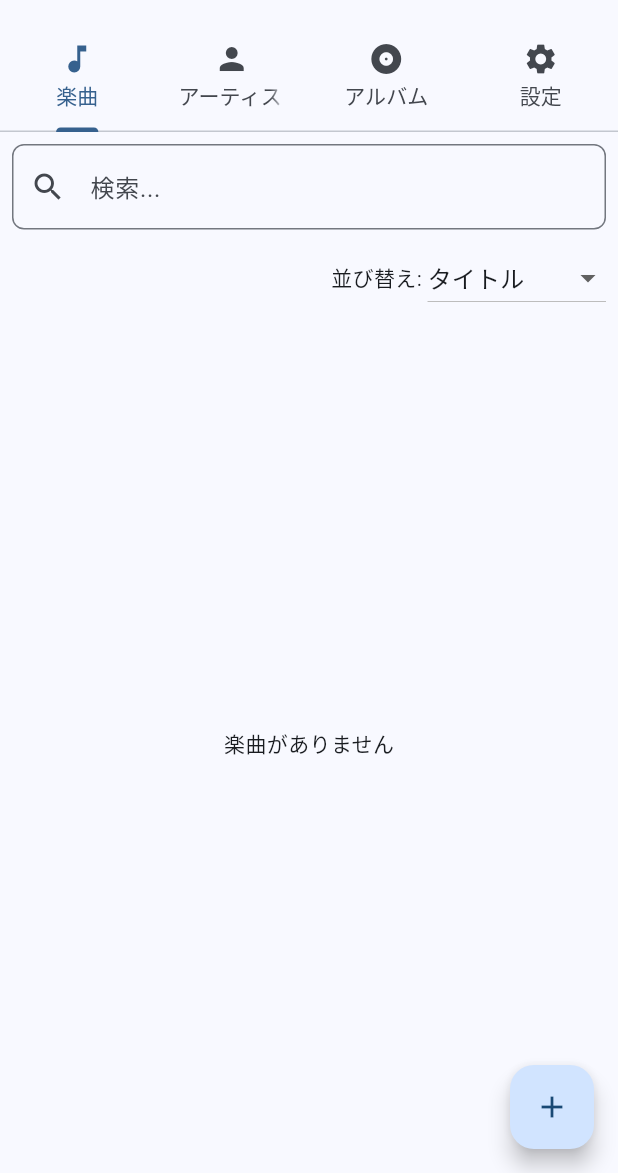
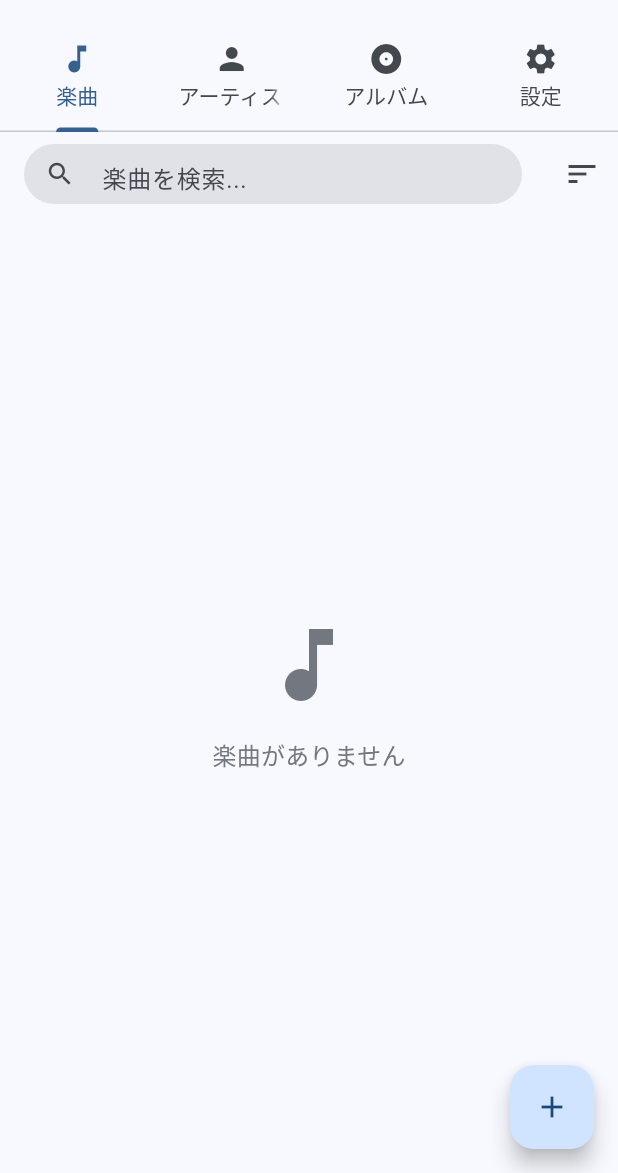
Before and after one commit to shivaduke28/flutter_srf, a Flutter app: the screen it shows after launch, on a phone screen of 412 x 824 dp, the part 63-1236 px from its top. Run offline on Flutter 3.47's test engine with Material 3 defaults, Android fonts, the phone set to English and light mode, and no system bars; our stand-ins replace file_picker, flutter_hooks, flutter_riverpod, freezed_annotation, hooks_riverpod, just_audio and 1 more; missing offline and left inert: flutter_media_metadata; generated files the repository leaves out were written again.

Commit message:
refactor: 楽曲画面をアルバム・アーティスト画面と同様の構成にリファクタリング
- TracksScreenを新規作成（メイン画面コンポーネント）
- TrackListViewとTrackListItemViewに分割して責務を明確化
- 検索とソート用のプロバイダーを専用ディレクトリに整理
- 古いSongsListScreenとSongListTileを削除
- アルバム・アーティスト画面と統一されたアーキテクチャを実現

🤖 Generated with [Claude Code](https://claude.ai/code)

Co-Authored-By: Claude <noreply@anthropic.com>

```diff
--- a/lib/widgets/home/home_screen.dart
+++ b/lib/widgets/home/home_screen.dart
@@ -1,6 +1,6 @@
 import 'package:flutter/material.dart';
 import 'package:hooks_riverpod/hooks_riverpod.dart';
-import '../tracks/track_list_screen.dart';
+import '../tracks/tracks_screen.dart';
 import '../artists/artists_screen.dart';
 import '../albums/albums_screen.dart';
 import '../settings/settings_screen.dart';
@@ -30,7 +30,7 @@ class HomeScreen extends HookConsumerWidget {
             const Expanded(
               child: TabBarView(
                 children: [
-                  SongsListScreen(),
+                  TracksScreen(),
                   ArtistsScreen(),
                   AlbumsScreen(),
                   SettingsScreen(),
--- /dev/null
+++ b/lib/widgets/tracks/providers/track_query_provider.dart
@@ -0,0 +1,19 @@
+import 'package:riverpod_annotation/riverpod_annotation.dart';
+
+part 'track_query_provider.g.dart';
+
+@riverpod
+class TrackQueryNotifier extends _$TrackQueryNotifier {
+  @override
+  String build() {
+    return '';
+  }
+
+  void updateQuery(String query) {
+    state = query;
+  }
+
+  void clearQuery() {
+    state = '';
+  }
+}
--- /dev/null
+++ b/lib/widgets/tracks/providers/track_sort_type_provider.dart
@@ -0,0 +1,17 @@
+import 'package:riverpod_annotation/riverpod_annotation.dart';
+
+part 'track_sort_type_provider.g.dart';
+
+enum TrackSortType { title, artist, album, dateAdded }
+
+@riverpod
+class TrackSortTypeNotifier extends _$TrackSortTypeNotifier {
+  @override
+  TrackSortType build() {
+    return TrackSortType.title;
+  }
+
+  void setSortType(TrackSortType type) {
+    state = type;
+  }
+}
--- a/lib/widgets/tracks/track_list_tile.dart
+++ b/lib/widgets/tracks/track_list_item_view.dart
@@ -4,10 +4,10 @@ import '../../models/srf_container.dart';
 import '../../models/player_state.dart';
 import '../../providers/audio_player_provider.dart';
 
-class SongListTile extends ConsumerWidget {
+class TrackListItemView extends ConsumerWidget {
   final SrfContainer container;
 
-  const SongListTile({super.key, required this.container});
+  const TrackListItemView({super.key, required this.container});
 
   @override
   Widget build(BuildContext context, WidgetRef ref) {
--- a/lib/widgets/tracks/track_list_screen.dart
+++ /dev/null
@@ -1,123 +0,0 @@
-import 'package:flutter/material.dart';
-import 'package:hooks_riverpod/hooks_riverpod.dart';
-import 'package:flutter_hooks/flutter_hooks.dart';
-import '../../providers/srf_containers_provider.dart';
-import 'track_list_tile.dart';
-import '../common/import_dialog.dart';
-
-class SongsListScreen extends HookConsumerWidget {
-  const SongsListScreen({super.key});
-
-  @override
-  Widget build(BuildContext context, WidgetRef ref) {
-    final containersAsync = ref.watch(srfContainersProvider);
-    final searchController = useTextEditingController();
-    final searchQuery = useState('');
-    final sortType = useState(SortType.title);
-
-    return Scaffold(
-      body: Column(
-        children: [
-          Padding(
-            padding: const EdgeInsets.all(8.0),
-            child: TextField(
-              controller: searchController,
-              decoration: InputDecoration(
-                hintText: '検索...',
-                prefixIcon: const Icon(Icons.search),
-                suffixIcon: searchQuery.value.isNotEmpty
-                    ? IconButton(
-                        icon: const Icon(Icons.clear),
-                        onPressed: () {
-                          searchController.clear();
-                          searchQuery.value = '';
-                        },
-                      )
-                    : null,
-                border: OutlineInputBorder(
-                  borderRadius: BorderRadius.circular(8),
-                ),
-              ),
-              onChanged: (value) => searchQuery.value = value,
-            ),
-          ),
-          Padding(
-            padding: const EdgeInsets.symmetric(horizontal: 8.0),
-            child: Row(
-              mainAxisAlignment: MainAxisAlignment.end,
-              children: [
-                const Text('並び替え: '),
-                DropdownButton<SortType>(
-                  value: sortType.value,
-                  onChanged: (value) {
-                    if (value != null) {
-                      sortType.value = value;
-                    }
-                  },
-                  items: const [
-                    DropdownMenuItem(
-                      value: SortType.title,
-                      child: Text('タイトル'),
-                    ),
-                    DropdownMenuItem(
-                      value: SortType.artist,
-                      child: Text('アーティスト'),
-                    ),
-                    DropdownMenuItem(
-                      value: SortType.dateAdded,
-                      child: Text('追加日'),
-                    ),
-                  ],
-                ),
-              ],
-            ),
-          ),
-          Expanded(
-            child: containersAsync.when(
-              data: (containers) {
-                final notifier = ref.read(srfContainersProvider.notifier);
-                var filteredContainers = searchQuery.value.isEmpty
-                    ? containers
-                    : notifier.searchContainers(searchQuery.value);
-
-                filteredContainers = notifier.sortContainers(
-                  filteredContainers,
-                  sortType.value,
-                );
-
-                if (filteredContainers.isEmpty) {
-                  return const Center(child: Text('楽曲がありません'));
-                }
-
-                return RefreshIndicator(
-                  onRefresh: () async {
-                    await ref.read(srfContainersProvider.notifier).refresh();
-                  },
-                  child: ListView.builder(
-                    itemCount: filteredContainers.length,
-                    itemBuilder: (context, index) {
-                      final container = filteredContainers[index];
-                      return SongListTile(container: container);
-                    },
-                  ),
-                );
-              },
-              loading: () => const Center(child: CircularProgressIndicator()),
-              error: (error, stack) => Center(child: Text('エラー: $error')),
-            ),
-          ),
-        ],
-      ),
-      floatingActionButton: FloatingActionButton(
-        onPressed: () async {
-          showDialog(
-            context: context,
-            barrierDismissible: false,
-            builder: (context) => const ImportDialog(),
-          );
-        },
-        child: const Icon(Icons.add),
-      ),
-    );
-  }
-}
--- /dev/null
+++ b/lib/widgets/tracks/track_list_view.dart
@@ -0,0 +1,91 @@
+import 'package:flutter/material.dart';
+import 'package:hooks_riverpod/hooks_riverpod.dart';
+import '../../providers/srf_containers_provider.dart';
+import 'providers/track_sort_type_provider.dart';
+import 'providers/track_query_provider.dart';
+import 'track_list_item_view.dart';
+
+class TrackListView extends ConsumerWidget {
+  const TrackListView({super.key});
+
+  @override
+  Widget build(BuildContext context, WidgetRef ref) {
+    final containersAsync = ref.watch(srfContainersProvider);
+    final sortType = ref.watch(trackSortTypeNotifierProvider);
+    final query = ref.watch(trackQueryNotifierProvider);
+
+    return containersAsync.when(
+      data: (containers) {
+        final notifier = ref.read(srfContainersProvider.notifier);
+
+        // 検索フィルタリング
+        var filteredContainers = query.isEmpty
+            ? containers
+            : notifier.searchContainers(query);
+
+        // ソート
+        filteredContainers = notifier.sortContainers(
+          filteredContainers,
+          sortType == TrackSortType.title
+              ? SortType.title
+              : sortType == TrackSortType.artist
+              ? SortType.artist
+              : SortType.dateAdded,
+        );
+
+        if (filteredContainers.isEmpty) {
+          return Center(
+            child: Column(
+              mainAxisAlignment: MainAxisAlignment.center,
+              children: [
+                Icon(
+                  Icons.music_note,
+                  size: 64,
+                  color: Theme.of(context).colorScheme.outline,
+                ),
+                const SizedBox(height: 16),
+                Text(
+                  query.isEmpty ? '楽曲がありません' : '検索結果がありません',
+                  style: Theme.of(context).textTheme.titleMedium?.copyWith(
+                    color: Theme.of(context).colorScheme.outline,
+                  ),
+                ),
+              ],
+            ),
+          );
+        }
+
+        return RefreshIndicator(
+          onRefresh: () async {
+            await ref.read(srfContainersProvider.notifier).refresh();
+          },
+          child: ListView.builder(
+            itemCount: filteredContainers.length,
+            itemBuilder: (context, index) {
+              final container = filteredContainers[index];
+              return TrackListItemView(container: container);
+            },
+          ),
+        );
+      },
+      loading: () => const Center(child: CircularProgressIndicator()),
+      error: (error, stack) => Center(
+        child: Column(
+          mainAxisAlignment: MainAxisAlignment.center,
+          children: [
+            const Icon(Icons.error_outline, size: 48, color: Colors.red),
+            const SizedBox(height: 16),
+            Text('エラー: $error'),
+            const SizedBox(height: 8),
+            ElevatedButton(
+              onPressed: () {
+                ref.read(srfContainersProvider.notifier).refresh();
+              },
+              child: const Text('再読み込み'),
+            ),
+          ],
+        ),
+      ),
+    );
+  }
+}
--- /dev/null
+++ b/lib/widgets/tracks/tracks_screen.dart
@@ -0,0 +1,104 @@
+import 'package:flutter/material.dart';
+import 'package:flutter_hooks/flutter_hooks.dart';
+import 'package:hooks_riverpod/hooks_riverpod.dart';
+import '../common/sort_popup_menu_button.dart';
+import '../common/import_dialog.dart';
+import 'providers/track_sort_type_provider.dart';
+import 'providers/track_query_provider.dart';
+import 'track_list_view.dart';
+
+class TracksScreen extends StatelessWidget {
+  const TracksScreen({super.key});
+
+  @override
+  Widget build(BuildContext context) {
+    return Navigator(
+      onGenerateRoute: (settings) {
+        return MaterialPageRoute(
+          builder: (context) => const TracksMainScreen(),
+        );
+      },
+    );
+  }
+}
+
+class TracksMainScreen extends HookConsumerWidget {
+  const TracksMainScreen({super.key});
+
+  @override
+  Widget build(BuildContext context, WidgetRef ref) {
+    final sortType = ref.watch(trackSortTypeNotifierProvider);
+    final query = ref.watch(trackQueryNotifierProvider);
+    final searchController = useTextEditingController();
+
+    // providerの値が変わったらcontrollerも更新
+    useEffect(() {
+      if (searchController.text != query) {
+        searchController.text = query;
+      }
+      return null;
+    }, [query]);
+
+    return Scaffold(
+      appBar: AppBar(
+        title: Container(
+          height: 40,
+          decoration: BoxDecoration(
+            color: Theme.of(context).colorScheme.surfaceContainerHighest,
+            borderRadius: BorderRadius.circular(20),
+          ),
+          child: TextField(
+            controller: searchController,
+            decoration: InputDecoration(
+              hintText: '楽曲を検索...',
+              prefixIcon: const Icon(Icons.search, size: 20),
+              suffixIcon: query.isNotEmpty
+                  ? IconButton(
+                      icon: const Icon(Icons.clear, size: 20),
+                      onPressed: () {
+                        searchController.clear();
+                        ref
+                            .read(trackQueryNotifierProvider.notifier)
+                            .clearQuery();
+                      },
+                    )
+                  : null,
+              border: InputBorder.none,
+              contentPadding: const EdgeInsets.symmetric(vertical: 8),
+            ),
+            onChanged: (value) {
+              ref.read(trackQueryNotifierProvider.notifier).updateQuery(value);
+            },
+          ),
+        ),
+        actions: [
+          SortPopupMenuButton<TrackSortType>(
+            currentValue: sortType,
+            items: const [
+              SortMenuItem(value: TrackSortType.title, label: 'タイトル順'),
+              SortMenuItem(value: TrackSortType.artist, label: 'アーティスト順'),
+              SortMenuItem(value: TrackSortType.album, label: 'アルバム順'),
+              SortMenuItem(value: TrackSortType.dateAdded, label: '追加日順'),
+            ],
+            onSelected: (TrackSortType type) {
+              ref
+                  .read(trackSortTypeNotifierProvider.notifier)
+                  .setSortType(type);
+            },
+          ),
+        ],
+      ),
+      body: const TrackListView(),
+      floatingActionButton: FloatingActionButton(
+        onPressed: () async {
+          showDialog(
+            context: context,
+            barrierDismissible: false,
+            builder: (context) => const ImportDialog(),
+          );
+        },
+        child: const Icon(Icons.add),
+      ),
+    );
+  }
+}
```
Also changed, not shown: lib/widgets/tracks/providers/track_query_provider.g.dart (added), lib/widgets/tracks/providers/track_sort_type_provider.g.dart (added).
